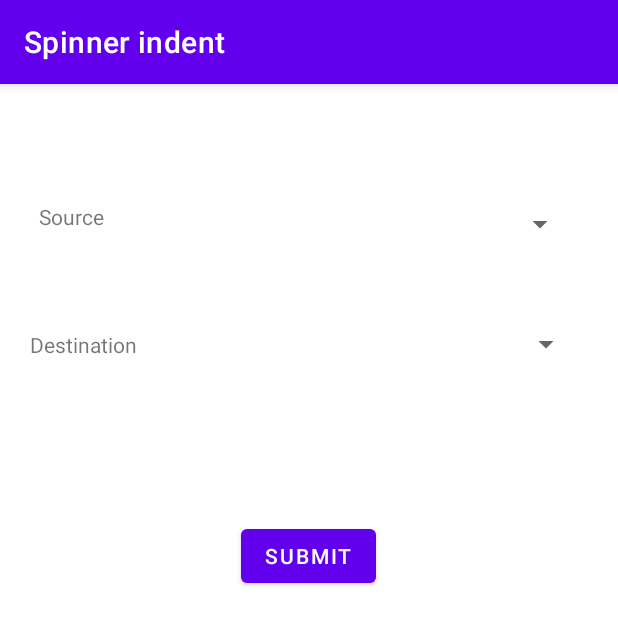
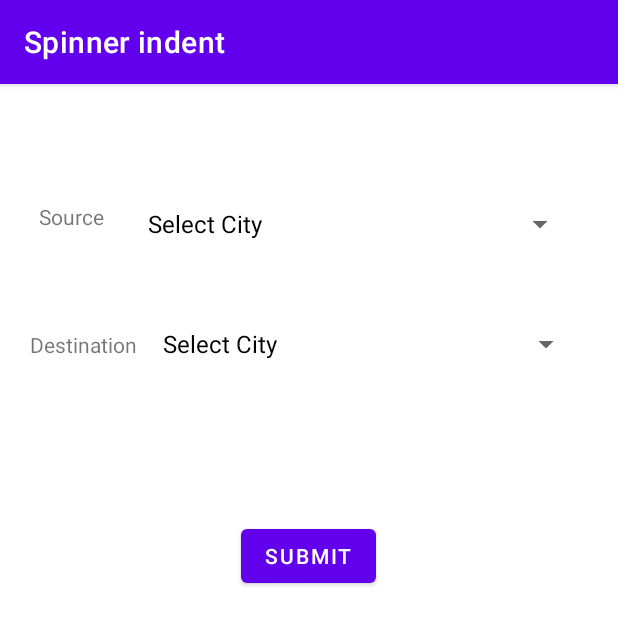
Before and after one commit to UjjalDeySarkar/Android, an Android app: the screen it shows after launch (MainActivity), on a phone screen of 412 x 824 dp. Shown: the top 625 px of the screen. Run offline under Robolectric (Android 15) with nearby library versions, the phone set to English and light mode, and no system bars.

Commit message:
add code for spinner

```diff
--- a/Spinnerindent/app/src/main/java/com/example/spinnerindent/MainActivity.java
+++ b/Spinnerindent/app/src/main/java/com/example/spinnerindent/MainActivity.java
@@ -2,13 +2,85 @@ package com.example.spinnerindent;
 
 import androidx.appcompat.app.AppCompatActivity;
 
+import android.content.Intent;
 import android.os.Bundle;
+import android.view.View;
+import android.widget.AdapterView;
+import android.widget.ArrayAdapter;
+import android.widget.Spinner;
+import android.widget.TextView;
+import android.widget.Toast;
 
 public class MainActivity extends AppCompatActivity {
+    Spinner source, destination;
+    ArrayAdapter<String> saa,daa;
+    String strSorce[], strDest[], srcBundle, destBundle;
+
 
     @Override
     protected void onCreate(Bundle savedInstanceState) {
         super.onCreate(savedInstanceState);
         setContentView(R.layout.activity_main);
+
+        source=(Spinner) findViewById(R.id.sourceId);
+        destination=(Spinner) findViewById(R.id.destinationId);
+
+        strSorce=getResources().getStringArray(R.array.sourceList);
+        strDest=getResources().getStringArray(R.array.destinationList);
+
+        saa=new ArrayAdapter<String>(this, androidx.appcompat.R.layout.support_simple_spinner_dropdown_item,strSorce);
+        saa.setDropDownViewResource(androidx.appcompat.R.layout.support_simple_spinner_dropdown_item);
+        source.setAdapter(saa);
+
+        daa=new ArrayAdapter<String>(this, androidx.appcompat.R.layout.support_simple_spinner_dropdown_item,strDest);
+        daa.setDropDownViewResource(androidx.appcompat.R.layout.support_simple_spinner_dropdown_item);
+        destination.setAdapter(saa);
+
+        source.setOnItemSelectedListener(new AdapterView.OnItemSelectedListener() {
+            @Override
+            public void onItemSelected(AdapterView<?> adapterView, View view, int i, long l) {
+                int ind=adapterView.getSelectedItemPosition();
+                if(strSorce[ind].equals("Select City")){
+                    Toast.makeText(MainActivity.this, "Source city", Toast.LENGTH_SHORT).show();
+                    srcBundle="Not Selected";
+                }else {
+                    Toast.makeText(MainActivity.this, "Source list", Toast.LENGTH_SHORT).show();
+                    srcBundle=strSorce[ind];
+
+                }
+            }
+
+            @Override
+            public void onNothingSelected(AdapterView<?> adapterView) {
+
+            }
+        });
+
+        destination.setOnItemSelectedListener(new AdapterView.OnItemSelectedListener() {
+            @Override
+            public void onItemSelected(AdapterView<?> adapterView, View view, int i, long l) {
+                int ind=adapterView.getSelectedItemPosition();
+                if(strDest[ind].equals("Select City")){
+                    Toast.makeText(MainActivity.this, "Dest city", Toast.LENGTH_SHORT).show();
+                    destBundle="Not selected";
+                }else {
+                    Toast.makeText(MainActivity.this, "dest list", Toast.LENGTH_SHORT).show();
+                    destBundle=strDest[ind];
+
+                }
+            }
+
+            @Override
+            public void onNothingSelected(AdapterView<?> adapterView) {
+
+            }
+        });
+
+
+
+    }
+
+    public void next(View button){
+
     }
 }
--- a/Spinnerindent/app/src/main/res/layout/activity_main.xml
+++ b/Spinnerindent/app/src/main/res/layout/activity_main.xml
@@ -19,7 +19,7 @@
         app:layout_constraintVertical_bias="0.105" />
 
     <Spinner
-        android:id="@+id/spinner"
+        android:id="@+id/sourceId"
         android:layout_width="293dp"
         android:layout_height="32dp"
         app:layout_constraintBottom_toBottomOf="parent"
@@ -42,27 +42,28 @@
         app:layout_constraintVertical_bias="0.101" />
 
     <Spinner
-        android:id="@+id/spinner2"
+        android:id="@+id/destinationId"
         android:layout_width="287dp"
         android:layout_height="40dp"
         app:layout_constraintBottom_toBottomOf="parent"
         app:layout_constraintEnd_toEndOf="parent"
         app:layout_constraintHorizontal_bias="0.27"
         app:layout_constraintStart_toEndOf="@+id/textView2"
-        app:layout_constraintTop_toBottomOf="@+id/spinner"
+        app:layout_constraintTop_toBottomOf="@+id/sourceId"
         app:layout_constraintVertical_bias="0.071" />
 
     <Button
-        android:id="@+id/button"
+        android:id="@+id/btnSubmitId"
         android:layout_width="wrap_content"
         android:layout_height="wrap_content"
         android:layout_marginTop="76dp"
         android:text="Submit"
+        android:onClick="btnSubmit"
         app:layout_constraintBottom_toBottomOf="parent"
         app:layout_constraintEnd_toEndOf="parent"
         app:layout_constraintHorizontal_bias="0.498"
         app:layout_constraintStart_toStartOf="parent"
-        app:layout_constraintTop_toBottomOf="@+id/spinner2"
+        app:layout_constraintTop_toBottomOf="@+id/destinationId"
         app:layout_constraintVertical_bias="0.047" />
 
 </androidx.constraintlayout.widget.ConstraintLayout>
--- a/Spinnerindent/app/src/main/res/values/strings.xml
+++ b/Spinnerindent/app/src/main/res/values/strings.xml
@@ -1,3 +1,20 @@
 <resources>
     <string name="app_name">Spinner indent</string>
+    <string-array name="sourceList">
+        <item>Select City</item>
+        <item>Kolkata</item>
+        <item>Mumbai</item>
+        <item>Chennai</item>
+        <item>Hyderabad</item>
+        <item>Pune</item>
+    </string-array>
+
+    <string-array name="destinationList">
+        <item>Select City</item>
+        <item>Kolkata</item>
+        <item>Mumbai</item>
+        <item>Chennai</item>
+        <item>Hyderabad</item>
+        <item>Pune</item>
+    </string-array>
 </resources>
```
